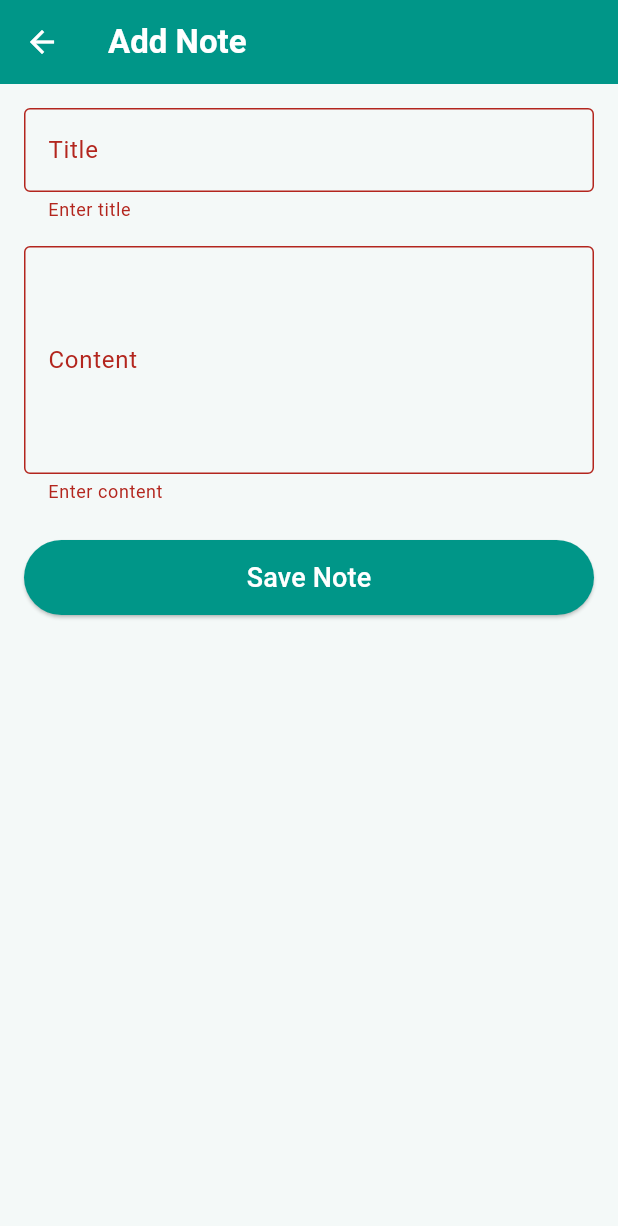
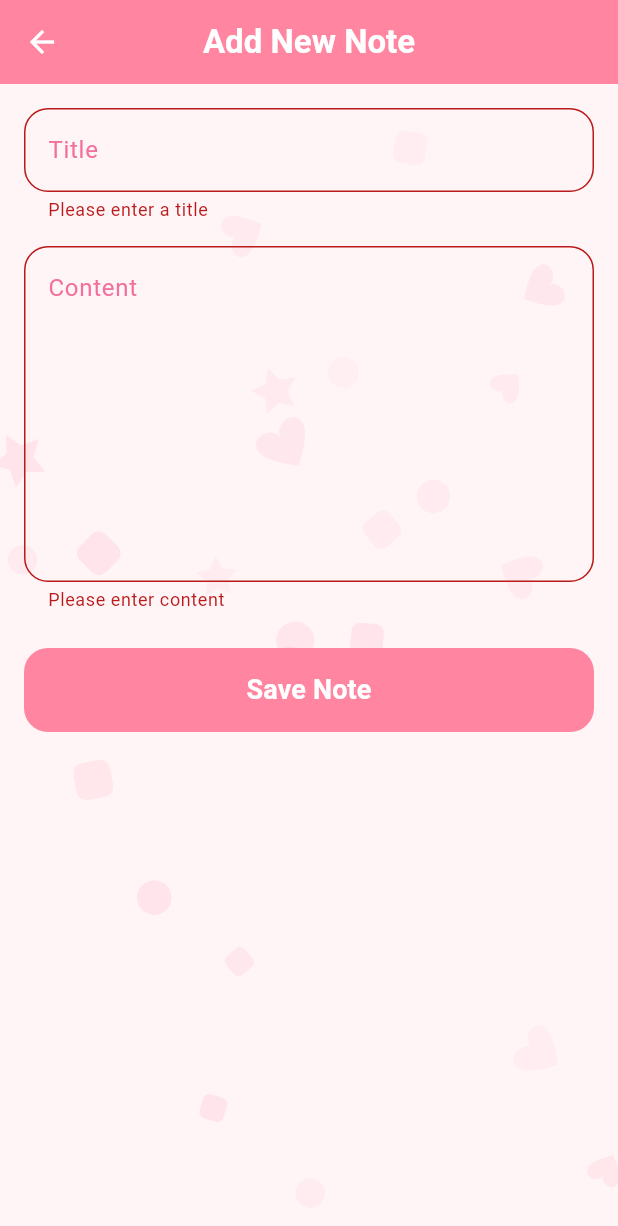
Before and after one commit to ruthdg43/Notesapp_http_UGR-9664-16, a Flutter app: the AddNoteScreen screen opened directly, after a tap on "Save Note", on a phone screen of 412 x 824 dp. Shown: the top 1226 px of the screen. Run offline on Flutter 3.47's test engine with Material 3 defaults, Android fonts, the phone set to English and light mode, and no system bars; network calls fail.

Commit message:
Final cleanup

```diff
--- a/lib/screens/add_note_screen.dart
+++ b/lib/screens/add_note_screen.dart
@@ -1,6 +1,7 @@
 import 'package:flutter/material.dart';
 import 'package:provider/provider.dart';
 import '../providers/note_provider.dart';
+import '../widgets/aesthetic_background.dart';
 
 class AddNoteScreen extends StatefulWidget {
   const AddNoteScreen({super.key});
@@ -44,13 +45,11 @@ class _AddNoteScreenState extends State<AddNoteScreen> {
   @override
   Widget build(BuildContext context) {
     return Scaffold(
-      backgroundColor: const Color(0xFFF4F9F8),
       appBar: AppBar(
-        title: const Text('Add Note', style: TextStyle(fontWeight: FontWeight.bold)),
-        backgroundColor: const Color(0xFF009688),
-        foregroundColor: Colors.white,
+        title: const Text('Add New Note', style: TextStyle(fontWeight: FontWeight.bold)),
       ),
-      body: _isLoading
+      body: AestheticBackground(
+        child: _isLoading
             ? const Center(child: CircularProgressIndicator())
             : Padding(
                 padding: const EdgeInsets.all(16.0),
@@ -60,33 +59,47 @@ class _AddNoteScreenState extends State<AddNoteScreen> {
                     children: [
                       TextFormField(
                         controller: _titleController,
-                      decoration: const InputDecoration(
+                        decoration: InputDecoration(
                           labelText: 'Title',
-                        border: OutlineInputBorder(),
+                          labelStyle: const TextStyle(color: Color(0xFFF2709C)),
+                          border: OutlineInputBorder(borderRadius: BorderRadius.circular(16)),
+                          focusedBorder: OutlineInputBorder(
+                            borderRadius: BorderRadius.circular(16),
+                            borderSide: const BorderSide(color: Color(0xFFFF85A1), width: 2),
                           ),
-                      validator: (v) => (v == null || v.isEmpty) ? 'Enter title' : null,
+                        ),
+                        validator: (v) => (v == null || v.isEmpty) ? 'Please enter a title' : null,
                       ),
                       const SizedBox(height: 16),
                       TextFormField(
                         controller: _bodyController,
-                      maxLines: 5,
-                      decoration: const InputDecoration(
+                        maxLines: 8,
+                        decoration: InputDecoration(
                           labelText: 'Content',
-                        border: OutlineInputBorder(),
+                          labelStyle: const TextStyle(color: Color(0xFFF2709C)),
+                          alignLabelWithHint: true,
+                          border: OutlineInputBorder(borderRadius: BorderRadius.circular(16)),
+                          focusedBorder: OutlineInputBorder(
+                            borderRadius: BorderRadius.circular(16),
+                            borderSide: const BorderSide(color: Color(0xFFFF85A1), width: 2),
                           ),
-                      validator: (v) => (v == null || v.isEmpty) ? 'Enter content' : null,
+                        ),
+                        validator: (v) => (v == null || v.isEmpty) ? 'Please enter content' : null,
                       ),
                       const SizedBox(height: 24),
                       ElevatedButton(
                         onPressed: _save,
                         style: ElevatedButton.styleFrom(
-                        backgroundColor: const Color(0xFF009688),
+                          backgroundColor: const Color(0xFFFF85A1),
                           foregroundColor: Colors.white,
-                        minimumSize: const Size(double.infinity, 50),
+                          minimumSize: const Size(double.infinity, 56),
+                          shape: RoundedRectangleBorder(borderRadius: BorderRadius.circular(16)),
+                          elevation: 0,
                         ),
-                      child: const Text('Save Note', style: TextStyle(fontSize: 18)),
+                        child: const Text('Save Note', style: TextStyle(fontSize: 18, fontWeight: FontWeight.bold)),
                       ),
                     ],
+                  ),
                 ),
               ),
       ),
--- /dev/null
+++ b/lib/widgets/aesthetic_background.dart
@@ -0,0 +1,122 @@
+import 'dart:math' as math;
+import 'package:flutter/material.dart';
+
+class AestheticBackground extends StatelessWidget {
+  final Widget child;
+
+  const AestheticBackground({super.key, required this.child});
+
+  @override
+  Widget build(BuildContext context) {
+    return Stack(
+      children: [
+        // Base color
+        Container(color: const Color(0xFFFFF5F7)),
+
+        // Custom shapes
+        Positioned.fill(
+          child: CustomPaint(
+            painter: _BackgroundPainter(),
+          ),
+        ),
+
+        // The actual content
+        child,
+      ],
+    );
+  }
+}
+
+class _BackgroundPainter extends CustomPainter {
+  @override
+  void paint(Canvas canvas, Size size) {
+    final random = math.Random(42); // Use a seed for consistent pattern
+    final paint = Paint()
+      ..style = PaintingStyle.fill;
+
+    // Draw around 20-30 shapes
+    for (int i = 0; i < 25; i++) {
+      final x = random.nextDouble() * size.width;
+      final y = random.nextDouble() * size.height;
+      final scale = random.nextDouble() * 0.5 + 0.5;
+      final rotation = random.nextDouble() * math.pi * 2;
+      final opacity = random.nextDouble() * 0.1 + 0.05; // Very subtle
+
+      final shapeType = random.nextInt(4); // 0: Heart, 1: Circle, 2: Star, 3: Soft Square
+
+      paint.color = const Color(0xFFFF85A1).withOpacity(opacity);
+
+      canvas.save();
+      canvas.translate(x, y);
+      canvas.rotate(rotation);
+      canvas.scale(scale);
+
+      switch (shapeType) {
+        case 0:
+          _drawHeart(canvas, paint);
+          break;
+        case 1:
+          _drawCircle(canvas, paint);
+          break;
+        case 2:
+          _drawStar(canvas, paint);
+          break;
+        case 3:
+          _drawSoftSquare(canvas, paint);
+          break;
+      }
+
+      canvas.restore();
+    }
+  }
+
+  void _drawHeart(Canvas canvas, Paint paint) {
+    final path = Path();
+    const double width = 40;
+    const double height = 40;
+
+    path.moveTo(0, height * 0.35);
+    path.cubicTo(0, height * 0.1, -width * 0.5, 0, -width * 0.5, height * 0.35);
+    path.cubicTo(-width * 0.5, height * 0.6, 0, height, 0, height);
+    path.cubicTo(0, height, width * 0.5, height * 0.6, width * 0.5, height * 0.35);
+    path.cubicTo(width * 0.5, 0, 0, height * 0.1, 0, height * 0.35);
+    path.close();
+
+    canvas.drawPath(path, paint);
+  }
+
+  void _drawCircle(Canvas canvas, Paint paint) {
+    canvas.drawCircle(Offset.zero, 15, paint);
+  }
+
+  void _drawStar(Canvas canvas, Paint paint) {
+    final path = Path();
+    const int points = 5;
+    const double outerRadius = 20;
+    const double innerRadius = 10;
+
+    for (int i = 0; i < points * 2; i++) {
+      final angle = i * math.pi / points;
+      final radius = i.isEven ? outerRadius : innerRadius;
+      final x = math.cos(angle) * radius;
+      final y = math.sin(angle) * radius;
+      if (i == 0) path.moveTo(x, y);
+      else path.lineTo(x, y);
+    }
+    path.close();
+    canvas.drawPath(path, paint);
+  }
+
+  void _drawSoftSquare(Canvas canvas, Paint paint) {
+    canvas.drawRRect(
+      RRect.fromRectAndRadius(
+        const Rect.fromLTWH(-15, -15, 30, 30),
+        const Radius.circular(8),
+      ),
+      paint,
+    );
+  }
+
+  @override
+  bool shouldRepaint(covariant CustomPainter oldDelegate) => false;
+}
```
Also changed, not shown: lib/main.dart (+19 -1 lines), lib/screens/edit_note_screen.dart (+27 -14 lines), lib/screens/home_screen.dart (+9 -14 lines), lib/screens/note_details_screen.dart (+17 -9 lines), lib/widgets/note_card.dart (+36 -12 lines), 9 other files. Lines whose indentation alone changed are shown as unchanged.
